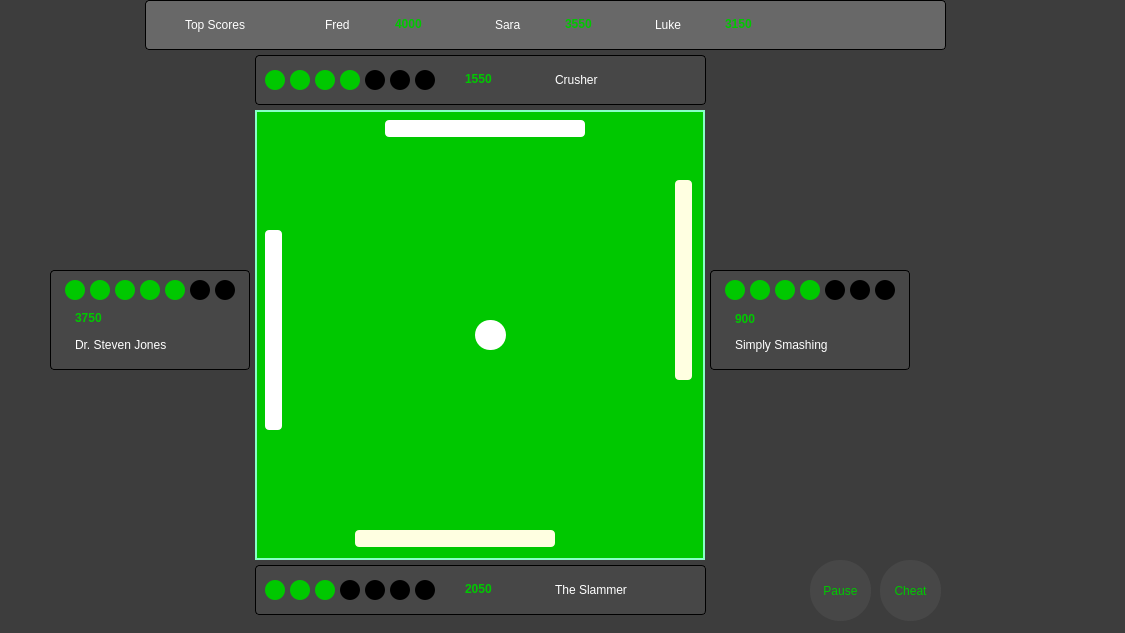
This is all-4-pong/ingame.ui in twetm967/all-4-pong as Qt 5 draws it before an edit. The edited form follows.
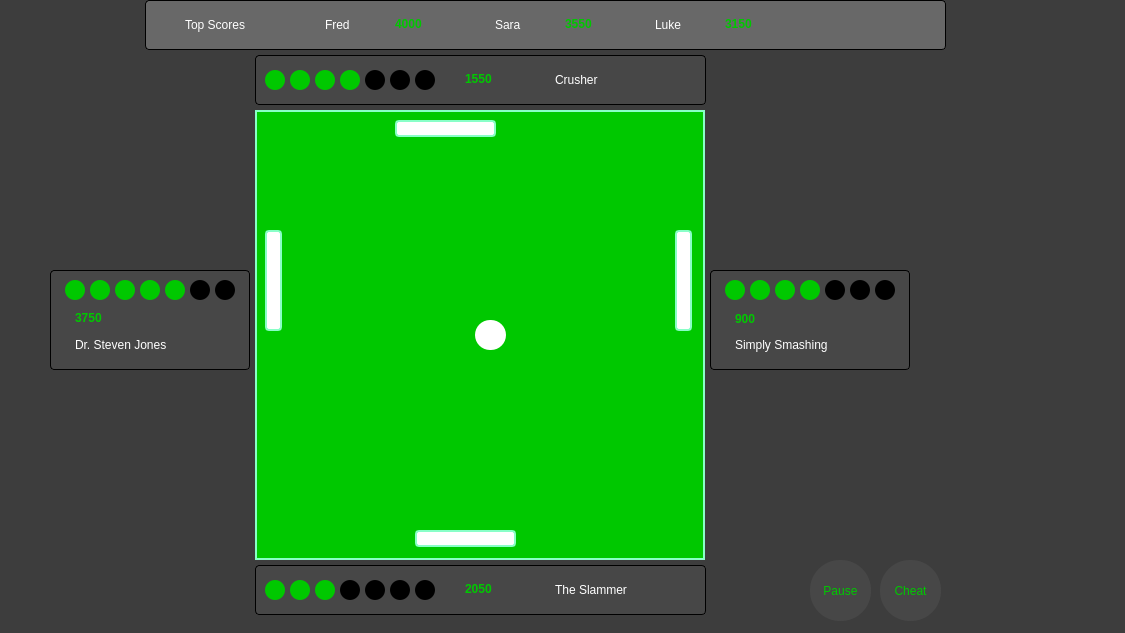
This is the edited form.

What changed in the file:
```diff
--- a/all-4-pong/ingame.ui
+++ b/all-4-pong/ingame.ui
@@ -68,38 +68,6 @@
     <string/>
    </property>
   </widget>
-  <widget class="QLabel" name="lblPaddleLeft">
-   <property name="geometry">
-    <rect>
-     <x>265</x>
-     <y>230</y>
-     <width>17</width>
-     <height>200</height>
-    </rect>
-   </property>
-   <property name="sizePolicy">
-    <sizepolicy hsizetype="Preferred" vsizetype="Preferred">
-     <horstretch>0</horstretch>
-     <verstretch>0</verstretch>
-    </sizepolicy>
-   </property>
-   <property name="baseSize">
-    <size>
-     <width>0</width>
-     <height>0</height>
-    </size>
-   </property>
-   <property name="styleSheet">
-    <string notr="true">background-color: rgb(255, 255, 255);
-border-radius: 4px;</string>
-   </property>
-   <property name="frameShadow">
-    <enum>QFrame::Raised</enum>
-   </property>
-   <property name="text">
-    <string/>
-   </property>
-  </widget>
   <widget class="QLabel" name="lblLife7PT">
    <property name="geometry">
     <rect>
@@ -528,6 +496,134 @@
      <string/>
     </property>
    </widget>
+   <widget class="QLabel" name="lblPaddleBottom">
+    <property name="geometry">
+     <rect>
+      <x>160</x>
+      <y>420</y>
+      <width>101</width>
+      <height>17</height>
+     </rect>
+    </property>
+    <property name="sizePolicy">
+     <sizepolicy hsizetype="Preferred" vsizetype="Preferred">
+      <horstretch>0</horstretch>
+      <verstretch>0</verstretch>
+     </sizepolicy>
+    </property>
+    <property name="baseSize">
+     <size>
+      <width>0</width>
+      <height>0</height>
+     </size>
+    </property>
+    <property name="styleSheet">
+     <string notr="true">background-color: rgb(255, 255, 255);
+border-radius: 4px;</string>
+    </property>
+    <property name="frameShadow">
+     <enum>QFrame::Raised</enum>
+    </property>
+    <property name="text">
+     <string/>
+    </property>
+   </widget>
+   <widget class="QLabel" name="lblPaddleLeft">
+    <property name="geometry">
+     <rect>
+      <x>10</x>
+      <y>120</y>
+      <width>17</width>
+      <height>101</height>
+     </rect>
+    </property>
+    <property name="sizePolicy">
+     <sizepolicy hsizetype="Preferred" vsizetype="Preferred">
+      <horstretch>0</horstretch>
+      <verstretch>0</verstretch>
+     </sizepolicy>
+    </property>
+    <property name="baseSize">
+     <size>
+      <width>0</width>
+      <height>0</height>
+     </size>
+    </property>
+    <property name="styleSheet">
+     <string notr="true">background-color: rgb(255, 255, 255);
+border-radius: 4px;</string>
+    </property>
+    <property name="frameShadow">
+     <enum>QFrame::Raised</enum>
+    </property>
+    <property name="text">
+     <string/>
+    </property>
+   </widget>
+   <widget class="QLabel" name="lblPaddleRight">
+    <property name="geometry">
+     <rect>
+      <x>420</x>
+      <y>120</y>
+      <width>17</width>
+      <height>101</height>
+     </rect>
+    </property>
+    <property name="sizePolicy">
+     <sizepolicy hsizetype="Preferred" vsizetype="Preferred">
+      <horstretch>0</horstretch>
+      <verstretch>0</verstretch>
+     </sizepolicy>
+    </property>
+    <property name="baseSize">
+     <size>
+      <width>0</width>
+      <height>0</height>
+     </size>
+    </property>
+    <property name="styleSheet">
+     <string notr="true">background-color: rgb(255, 255, 255);
+border-radius: 4px;</string>
+    </property>
+    <property name="frameShadow">
+     <enum>QFrame::Raised</enum>
+    </property>
+    <property name="text">
+     <string/>
+    </property>
+   </widget>
+   <widget class="QLabel" name="lblPaddleTop">
+    <property name="geometry">
+     <rect>
+      <x>140</x>
+      <y>10</y>
+      <width>101</width>
+      <height>17</height>
+     </rect>
+    </property>
+    <property name="sizePolicy">
+     <sizepolicy hsizetype="Preferred" vsizetype="Preferred">
+      <horstretch>0</horstretch>
+      <verstretch>0</verstretch>
+     </sizepolicy>
+    </property>
+    <property name="baseSize">
+     <size>
+      <width>0</width>
+      <height>0</height>
+     </size>
+    </property>
+    <property name="styleSheet">
+     <string notr="true">background-color: rgb(255, 255, 255);
+border-radius: 4px;</string>
+    </property>
+    <property name="frameShadow">
+     <enum>QFrame::Raised</enum>
+    </property>
+    <property name="text">
+     <string/>
+    </property>
+   </widget>
   </widget>
   <widget class="QLabel" name="lblTop2Score">
    <property name="geometry">
@@ -897,38 +993,6 @@
     <string/>
    </property>
   </widget>
-  <widget class="QLabel" name="lblPaddleBottom">
-   <property name="geometry">
-    <rect>
-     <x>355</x>
-     <y>530</y>
-     <width>200</width>
-     <height>17</height>
-    </rect>
-   </property>
-   <property name="sizePolicy">
-    <sizepolicy hsizetype="Preferred" vsizetype="Preferred">
-     <horstretch>0</horstretch>
-     <verstretch>0</verstretch>
-    </sizepolicy>
-   </property>
-   <property name="baseSize">
-    <size>
-     <width>0</width>
-     <height>0</height>
-    </size>
-   </property>
-   <property name="styleSheet">
-    <string notr="true">background-color: rgb(255, 255, 225);
-border-radius: 4px;</string>
-   </property>
-   <property name="frameShadow">
-    <enum>QFrame::Raised</enum>
-   </property>
-   <property name="text">
-    <string/>
-   </property>
-  </widget>
   <widget class="QLabel" name="lblScorePL">
    <property name="geometry">
     <rect>
@@ -992,38 +1056,6 @@
     <string/>
    </property>
   </widget>
-  <widget class="QLabel" name="lblPaddleTop">
-   <property name="geometry">
-    <rect>
-     <x>385</x>
-     <y>120</y>
-     <width>200</width>
-     <height>17</height>
-    </rect>
-   </property>
-   <property name="sizePolicy">
-    <sizepolicy hsizetype="Preferred" vsizetype="Preferred">
-     <horstretch>0</horstretch>
-     <verstretch>0</verstretch>
-    </sizepolicy>
-   </property>
-   <property name="baseSize">
-    <size>
-     <width>0</width>
-     <height>0</height>
-    </size>
-   </property>
-   <property name="styleSheet">
-    <string notr="true">background-color: rgb(255, 255, 255);
-border-radius: 4px;</string>
-   </property>
-   <property name="frameShadow">
-    <enum>QFrame::Raised</enum>
-   </property>
-   <property name="text">
-    <string/>
-   </property>
-  </widget>
   <widget class="QLabel" name="lblLife6PL">
    <property name="geometry">
     <rect>
@@ -1058,38 +1090,6 @@
     <string/>
    </property>
   </widget>
-  <widget class="QLabel" name="lblPaddleRight">
-   <property name="geometry">
-    <rect>
-     <x>675</x>
-     <y>180</y>
-     <width>17</width>
-     <height>200</height>
-    </rect>
-   </property>
-   <property name="sizePolicy">
-    <sizepolicy hsizetype="Preferred" vsizetype="Preferred">
-     <horstretch>0</horstretch>
-     <verstretch>0</verstretch>
-    </sizepolicy>
-   </property>
-   <property name="baseSize">
-    <size>
-     <width>0</width>
-     <height>0</height>
-    </size>
-   </property>
-   <property name="styleSheet">
-    <string notr="true">background-color: rgb(255, 255, 225);
-border-radius: 4px;</string>
-   </property>
-   <property name="frameShadow">
-    <enum>QFrame::Raised</enum>
-   </property>
-   <property name="text">
-    <string/>
-   </property>
-  </widget>
   <widget class="QLabel" name="lblLife2PB">
    <property name="geometry">
     <rect>
```
Left out of the diff: 4 changed lines with no effect on the pictures.
